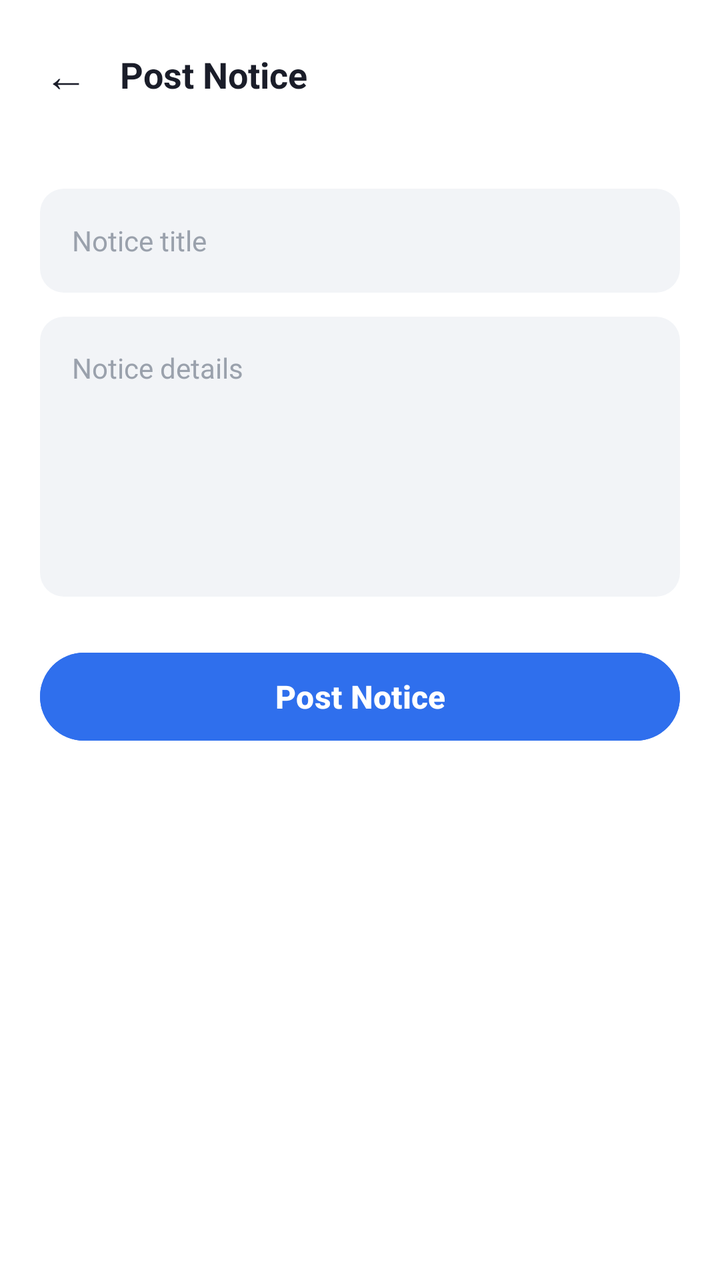
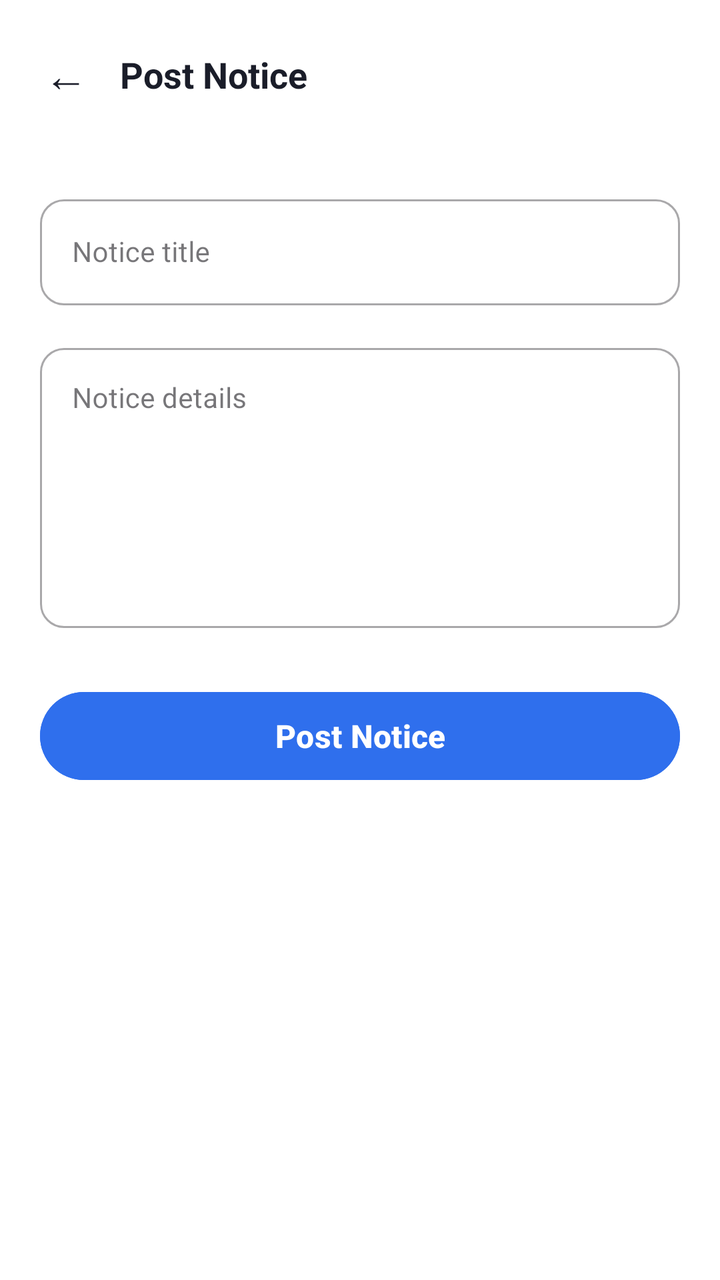

Two renders of the same Android screen: before a commit and after it. Below are the layout's source before the change and the commit's diff.
<!-- AndroidManifest.xml: application theme Theme.DIU_Transport -->
<!-- res/layout/activity_add_notice.xml -->
<?xml version="1.0" encoding="utf-8"?>
<LinearLayout xmlns:android="http://schemas.android.com/apk/res/android"
    android:layout_width="match_parent"
    android:layout_height="match_parent"
    android:background="@color/white"
    android:orientation="vertical">

    <LinearLayout
        android:layout_width="match_parent"
        android:layout_height="wrap_content"
        android:gravity="center_vertical"
        android:orientation="horizontal"
        android:padding="16dp">

        <TextView
            android:id="@+id/btnBack"
            android:layout_width="wrap_content"
            android:layout_height="wrap_content"
            android:background="?attr/selectableItemBackgroundBorderless"
            android:padding="6dp"
            android:text="←"
            android:textColor="@color/text_primary"
            android:textSize="22sp" />

        <TextView
            android:layout_width="wrap_content"
            android:layout_height="wrap_content"
            android:layout_marginStart="10dp"
            android:text="Post Notice"
            android:textColor="@color/text_primary"
            android:textSize="18sp"
            android:textStyle="bold" />
    </LinearLayout>

    <ScrollView
        android:layout_width="match_parent"
        android:layout_height="match_parent">

        <LinearLayout
            android:layout_width="match_parent"
            android:layout_height="wrap_content"
            android:orientation="vertical"
            android:padding="20dp">

            <EditText
                android:id="@+id/etTitle"
                android:layout_width="match_parent"
                android:layout_height="52dp"
                android:layout_marginBottom="12dp"
                android:background="@drawable/bg_field"
                android:hint="Notice title"
                android:paddingStart="16dp"
                android:paddingEnd="16dp"
                android:textColor="@color/text_primary"
                android:textColorHint="@color/text_hint"
                android:textSize="14sp" />

            <EditText
                android:id="@+id/etDescription"
                android:layout_width="match_parent"
                android:layout_height="140dp"
                android:layout_marginBottom="24dp"
                android:background="@drawable/bg_field"
                android:gravity="top"
                android:hint="Notice details"
                android:inputType="textMultiLine"
                android:padding="16dp"
                android:textColor="@color/text_primary"
                android:textColorHint="@color/text_hint"
                android:textSize="14sp" />

            <Button
                android:id="@+id/btnSave"
                android:layout_width="match_parent"
                android:layout_height="52dp"
                android:backgroundTint="@color/primary"
                android:text="Post Notice"
                android:textAllCaps="false"
                android:textColor="@color/white"
                android:textSize="16sp"
                android:textStyle="bold" />
        </LinearLayout>
    </ScrollView>
</LinearLayout>
<!-- resources referenced by this layout -->
<resources>
  <color name="primary">#2F6FED</color>
  <color name="text_hint">#9AA1AC</color>
  <color name="text_primary">#1A1D29</color>
  <color name="white">#FFFFFFFF</color>
  <!-- drawable bg_field (drawable) -->
  <?xml version="1.0" encoding="utf-8"?>
  <shape xmlns:android="http://schemas.android.com/apk/res/android">
      <solid android:color="@color/bg_field" />
      <corners android:radius="12dp" />
  </shape>
  <style name="Theme.DIU_Transport" parent="Base.Theme.DIU_Transport" />
  <color name="bg_field">#F2F4F7</color>
  <style name="Base.Theme.DIU_Transport" parent="Theme.Material3.Light.NoActionBar">
          <item name="colorPrimary">@color/primary</item>
          <item name="colorPrimaryDark">@color/primary_dark</item>
          <item name="colorOnPrimary">@color/text_on_primary</item>
          <item name="colorSecondary">@color/primary</item>
          <item name="colorOnSecondary">@color/text_on_primary</item>
          <item name="android:statusBarColor">@color/white</item>
          <item name="android:windowLightStatusBar">true</item>
          <item name="android:navigationBarColor">@color/white</item>
          <item name="android:windowBackground">@color/bg_screen</item>
          <item name="android:forceDarkAllowed" tools:targetApi="q">false</item>
      </style>
  <color name="primary_dark">#1E4FBE</color>
  <color name="text_on_primary">#FFFFFF</color>
  <color name="bg_screen">#F5F7FA</color>
</resources>

<!-- the commit's change to res/layout/activity_add_notice.xml (unified diff, before → after) -->
@@ -1,10 +1,12 @@
 <?xml version="1.0" encoding="utf-8"?>
 <LinearLayout xmlns:android="http://schemas.android.com/apk/res/android"
+    xmlns:app="http://schemas.android.com/apk/res-auto"
     android:layout_width="match_parent"
     android:layout_height="match_parent"
     android:background="@color/white"
     android:orientation="vertical">
 
+    
     <LinearLayout
         android:layout_width="match_parent"
         android:layout_height="wrap_content"
@@ -34,40 +36,58 @@
 
     <ScrollView
         android:layout_width="match_parent"
-        android:layout_height="match_parent">
+        android:layout_height="match_parent"
+        android:fillViewport="true">
 
         <LinearLayout
             android:layout_width="match_parent"
             android:layout_height="wrap_content"
             android:orientation="vertical"
-            android:padding="20dp">
+            android:padding="20dp"
+            android:paddingBottom="200dp">
 
-            <EditText
-                android:id="@+id/etTitle"
+            
+            <com.google.android.material.textfield.TextInputLayout
+                style="@style/Widget.MaterialComponents.TextInputLayout.OutlinedBox"
                 android:layout_width="match_parent"
-                android:layout_height="52dp"
-                android:layout_marginBottom="12dp"
-                android:background="@drawable/bg_field"
-                android:hint="Notice title"
-                android:paddingStart="16dp"
-                android:paddingEnd="16dp"
-                android:textColor="@color/text_primary"
-                android:textColorHint="@color/text_hint"
-                android:textSize="14sp" />
+                android:layout_height="wrap_content"
+                android:layout_marginBottom="16dp"
+                app:boxCornerRadiusTopStart="12dp"
+                app:boxCornerRadiusTopEnd="12dp"
+                app:boxCornerRadiusBottomStart="12dp"
+                app:boxCornerRadiusBottomEnd="12dp">
 
-            <EditText
-                android:id="@+id/etDescription"
+                <com.google.android.material.textfield.TextInputEditText
+                    android:id="@+id/etTitle"
+                    android:layout_width="match_parent"
+                    android:layout_height="wrap_content"
+                    android:minHeight="52dp"
+                    android:hint="Notice title"
+                    android:textColor="@color/text_primary"
+                    android:textSize="14sp" />
+            </com.google.android.material.textfield.TextInputLayout>
+
+            
+            <com.google.android.material.textfield.TextInputLayout
+                style="@style/Widget.MaterialComponents.TextInputLayout.OutlinedBox"
                 android:layout_width="match_parent"
-                android:layout_height="140dp"
-                android:layout_marginBottom="24dp"
-                android:background="@drawable/bg_field"
-                android:gravity="top"
-                android:hint="Notice details"
-                android:inputType="textMultiLine"
-                android:padding="16dp"
-                android:textColor="@color/text_primary"
-                android:textColorHint="@color/text_hint"
-                android:textSize="14sp" />
+                android:layout_height="wrap_content"
+                android:layout_marginBottom="28dp"
+                app:boxCornerRadiusTopStart="12dp"
+                app:boxCornerRadiusTopEnd="12dp"
+                app:boxCornerRadiusBottomStart="12dp"
+                app:boxCornerRadiusBottomEnd="12dp">
+
+                <com.google.android.material.textfield.TextInputEditText
+                    android:id="@+id/etDescription"
+                    android:layout_width="match_parent"
+                    android:layout_height="140dp"
+                    android:gravity="top"
+                    android:hint="Notice details"
+                    android:inputType="textMultiLine"
+                    android:textColor="@color/text_primary"
+                    android:textSize="14sp" />
+            </com.google.android.material.textfield.TextInputLayout>
 
             <Button
                 android:id="@+id/btnSave"
<!-- resource entries referenced after the edit -->
@@ -1,17 +1,9 @@
 <!-- resources referenced by this layout -->
 <resources>
   <color name="primary">#2F6FED</color>
-  <color name="text_hint">#9AA1AC</color>
   <color name="text_primary">#1A1D29</color>
   <color name="white">#FFFFFFFF</color>
-  <!-- drawable bg_field (drawable) -->
-  <?xml version="1.0" encoding="utf-8"?>
-  <shape xmlns:android="http://schemas.android.com/apk/res/android">
-      <solid android:color="@color/bg_field" />
-      <corners android:radius="12dp" />
-  </shape>
   <style name="Theme.DIU_Transport" parent="Base.Theme.DIU_Transport" />
-  <color name="bg_field">#F2F4F7</color>
   <style name="Base.Theme.DIU_Transport" parent="Theme.Material3.Light.NoActionBar">
           <item name="colorPrimary">@color/primary</item>
           <item name="colorPrimaryDark">@color/primary_dark</item>
